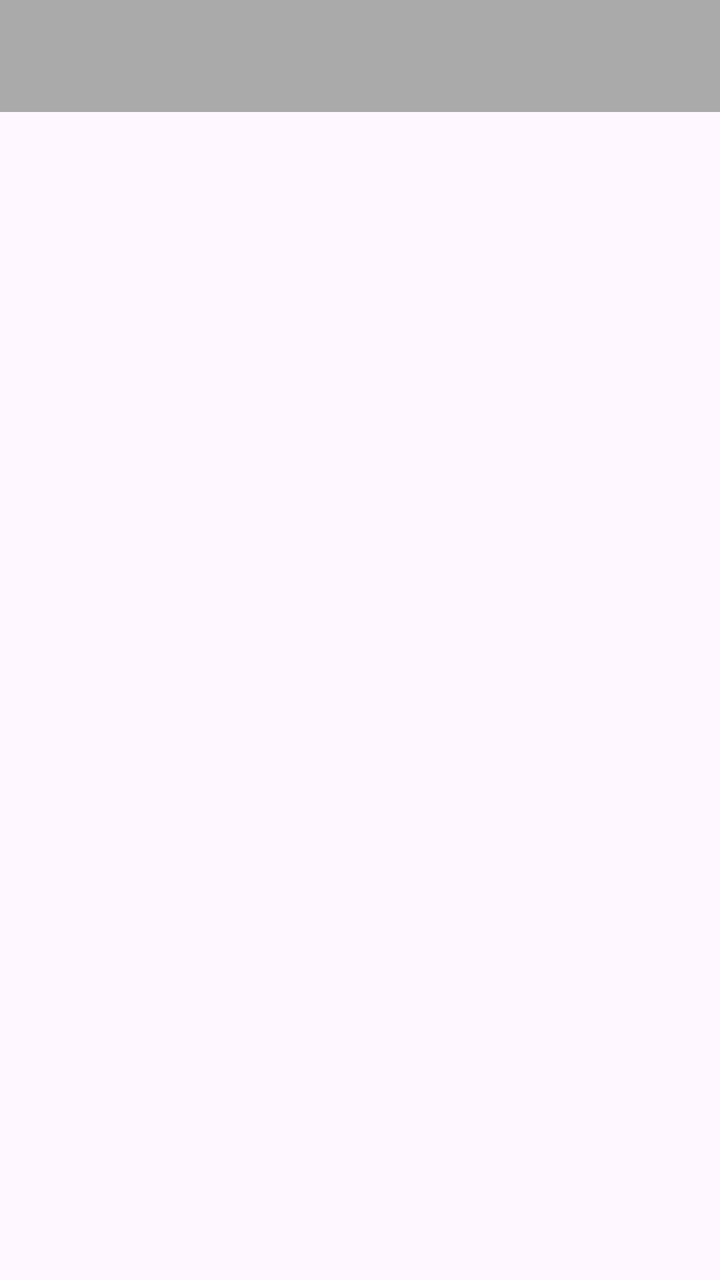
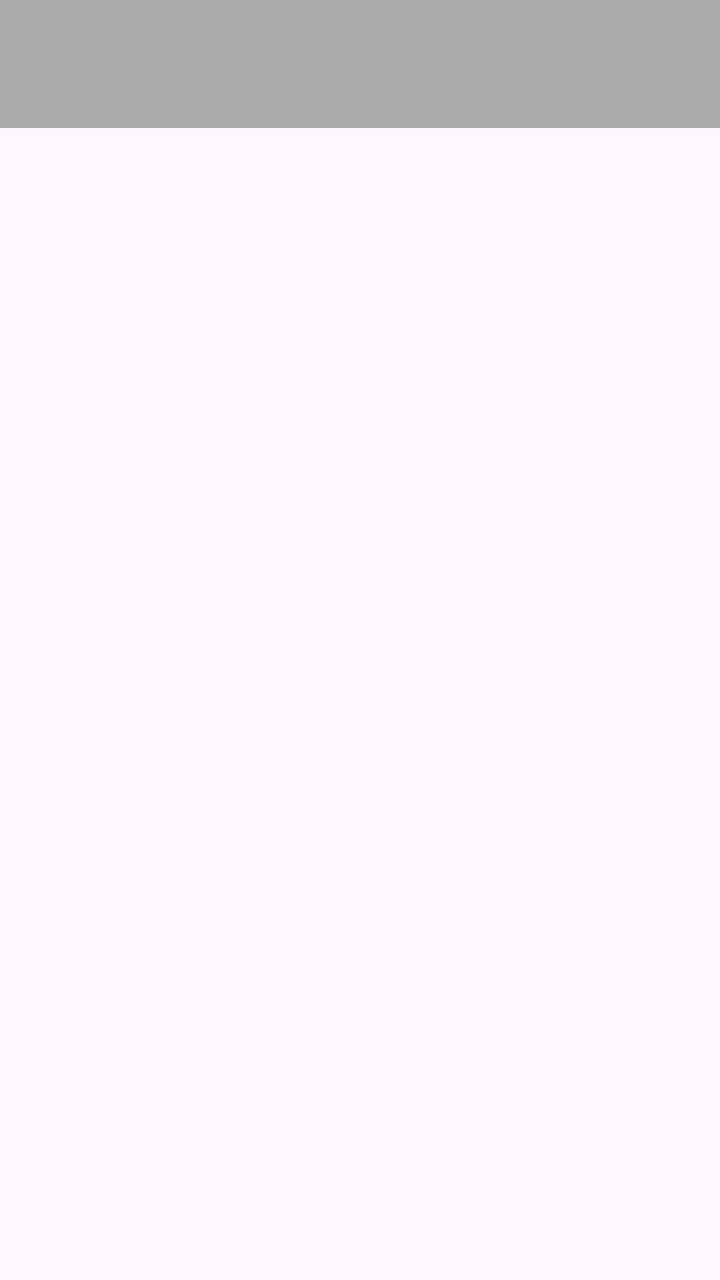

The first picture is an Android layout as it rendered before a commit; the second is the same layout after the commit. The layout source and the unified diff follow.
<!-- AndroidManifest.xml: application theme Theme.Challenge3 -->
<!-- res/layout/activity_main.xml -->
<?xml version="1.0" encoding="utf-8"?>
<androidx.constraintlayout.widget.ConstraintLayout xmlns:android="http://schemas.android.com/apk/res/android"
    xmlns:app="http://schemas.android.com/apk/res-auto"
    xmlns:tools="http://schemas.android.com/tools"
    android:id="@+id/main"
    android:theme="@style/AppTheme"
    android:layout_width="match_parent"
    android:layout_height="match_parent"
    tools:context=".MainActivity">


    <androidx.appcompat.widget.Toolbar
        android:id="@+id/toolbar"
        android:layout_width="match_parent"
        android:layout_height="?attr/actionBarSize"
        android:background="?attr/colorPrimaryDark"
        android:theme="@style/ThemeOverlay.AppCompat.ActionBar"
        app:popupTheme="@style/ThemeOverlay.AppCompat.Light"
        app:layout_constraintTop_toTopOf="parent"/>

</androidx.constraintlayout.widget.ConstraintLayout>
<!-- resources referenced by this layout -->
<resources>
  <style name="AppTheme" parent="Theme.AppCompat.Light.NoActionBar">
      <item name="windowActionBar">false</item>
          <item name="windowNoTitle">true</item>
          <item name="colorPrimary">@android:color/white</item>
          <item name="colorOnPrimary">@android:color/black</item>
          <item name="colorPrimaryDark">@android:color/darker_gray</item>
          <item name="android:textColorPrimary">@android:color/black</item>
      </style>
  <style name="Theme.Challenge3" parent="Base.Theme.Challenge3" />
  <style name="Base.Theme.Challenge3" parent="Theme.Material3.DayNight.NoActionBar">
          
          
          <item name="windowActionBar">false</item>
          <item name="windowNoTitle">true</item>
          <item name="colorPrimary">@android:color/darker_gray</item>
          <item name="colorOnPrimary">@android:color/black</item>
          <item name="colorPrimaryDark">@android:color/darker_gray</item>
          <item name="android:textColorPrimary">@android:color/black</item>
      </style>
</resources>

<!-- the commit's change to res/layout/activity_main.xml (unified diff, before → after) -->
@@ -1,21 +1,30 @@
-<?xml version="1.0" encoding="utf-8"?>
-<androidx.constraintlayout.widget.ConstraintLayout xmlns:android="http://schemas.android.com/apk/res/android"
+<androidx.constraintlayout.widget.ConstraintLayout
+    xmlns:android="http://schemas.android.com/apk/res/android"
     xmlns:app="http://schemas.android.com/apk/res-auto"
-    xmlns:tools="http://schemas.android.com/tools"
     android:id="@+id/main"
-    android:theme="@style/AppTheme"
     android:layout_width="match_parent"
     android:layout_height="match_parent"
+    xmlns:tools="http://schemas.android.com/tools"
     tools:context=".MainActivity">
 
+    <androidx.appcompat.widget.Toolbar
+    android:id="@+id/toolbar"
+    android:layout_width="0dp"
+    android:layout_height="?attr/actionBarSize"
+    android:background="?attr/colorPrimary"
+    app:titleTextColor="@android:color/white"
+    app:layout_constraintTop_toTopOf="parent"
+    app:layout_constraintStart_toStartOf="parent"
+    app:layout_constraintEnd_toEndOf="parent" />
 
-    <androidx.appcompat.widget.Toolbar
-        android:id="@+id/toolbar"
-        android:layout_width="match_parent"
-        android:layout_height="?attr/actionBarSize"
-        android:background="?attr/colorPrimaryDark"
-        android:theme="@style/ThemeOverlay.AppCompat.ActionBar"
-        app:popupTheme="@style/ThemeOverlay.AppCompat.Light"
-        app:layout_constraintTop_toTopOf="parent"/>
+    
+    <FrameLayout
+    android:id="@+id/fragment_container"
+    android:layout_width="0dp"
+    android:layout_height="0dp"
+    app:layout_constraintTop_toBottomOf="@id/toolbar"
+    app:layout_constraintBottom_toBottomOf="parent"
+    app:layout_constraintStart_toStartOf="parent"
+    app:layout_constraintEnd_toEndOf="parent" />
 
-</androidx.constraintlayout.widget.ConstraintLayout>
+    </androidx.constraintlayout.widget.ConstraintLayout>
<!-- resource entries referenced after the edit -->
@@ -1,13 +1,5 @@
 <!-- resources referenced by this layout -->
 <resources>
-  <style name="AppTheme" parent="Theme.AppCompat.Light.NoActionBar">
-      <item name="windowActionBar">false</item>
-          <item name="windowNoTitle">true</item>
-          <item name="colorPrimary">@android:color/white</item>
-          <item name="colorOnPrimary">@android:color/black</item>
-          <item name="colorPrimaryDark">@android:color/darker_gray</item>
-          <item name="android:textColorPrimary">@android:color/black</item>
-      </style>
   <style name="Theme.Challenge3" parent="Base.Theme.Challenge3" />
   <style name="Base.Theme.Challenge3" parent="Theme.Material3.DayNight.NoActionBar">
           
